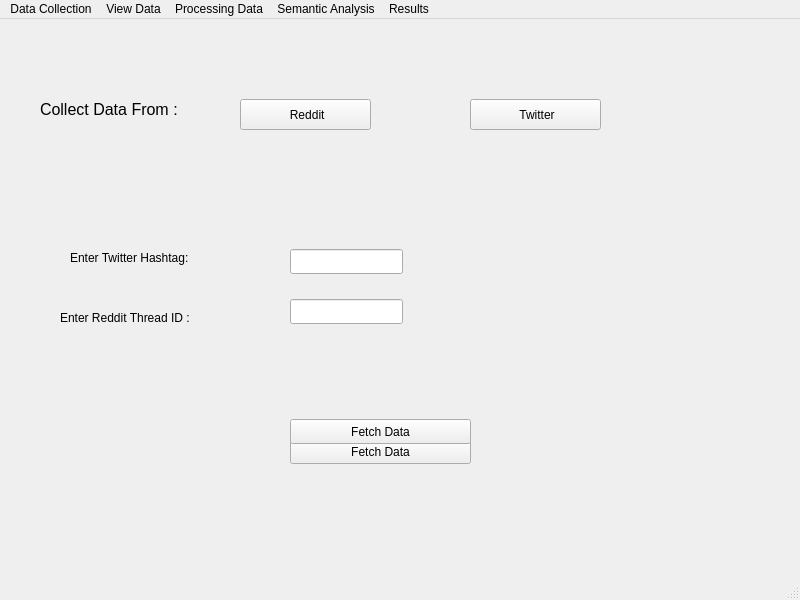
Old version of the form gui/sma.ui in the repository alfinwilliam/Sports-Match-Analysis-using-Social-Media-Mining.
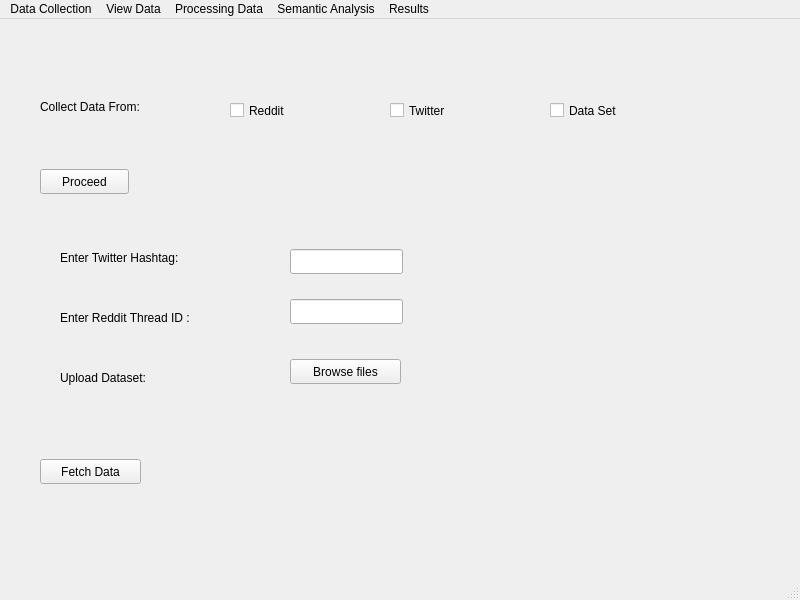
New version of the form. Icons and pictures are not drawn.

Patch:
```diff
--- a/gui/sma.ui
+++ b/gui/sma.ui
@@ -14,70 +14,6 @@
    <string>Sports Match Analyser</string>
   </property>
   <widget class="QWidget" name="centralwidget">
-   <widget class="QLabel" name="collectdatalabel">
-    <property name="geometry">
-     <rect>
-      <x>40</x>
-      <y>70</y>
-      <width>141</width>
-      <height>41</height>
-     </rect>
-    </property>
-    <property name="font">
-     <font>
-      <pointsize>12</pointsize>
-     </font>
-    </property>
-    <property name="text">
-     <string>Collect Data From :</string>
-    </property>
-   </widget>
-   <widget class="QPushButton" name="redditbtn">
-    <property name="geometry">
-     <rect>
-      <x>240</x>
-      <y>80</y>
-      <width>131</width>
-      <height>31</height>
-     </rect>
-    </property>
-    <property name="text">
-     <string> Reddit</string>
-    </property>
-    <property name="icon">
-     <iconset>
-      <normaloff>reddit.jpg</normaloff>reddit.jpg</iconset>
-    </property>
-    <property name="iconSize">
-     <size>
-      <width>18</width>
-      <height>18</height>
-     </size>
-    </property>
-   </widget>
-   <widget class="QPushButton" name="twitterbtn">
-    <property name="geometry">
-     <rect>
-      <x>470</x>
-      <y>80</y>
-      <width>131</width>
-      <height>31</height>
-     </rect>
-    </property>
-    <property name="text">
-     <string> Twitter</string>
-    </property>
-    <property name="icon">
-     <iconset>
-      <normaloff>twitter.jpg</normaloff>twitter.jpg</iconset>
-    </property>
-    <property name="iconSize">
-     <size>
-      <width>20</width>
-      <height>20</height>
-     </size>
-    </property>
-   </widget>
    <widget class="QLineEdit" name="lineEdit_2">
     <property name="geometry">
      <rect>
@@ -101,25 +37,12 @@
      <string>Enter Reddit Thread ID :</string>
     </property>
    </widget>
-   <widget class="QPushButton" name="redditfetchbtn">
-    <property name="geometry">
-     <rect>
-      <x>290</x>
-      <y>420</y>
-      <width>181</width>
-      <height>25</height>
-     </rect>
-    </property>
-    <property name="text">
-     <string>Fetch Data</string>
-    </property>
-   </widget>
    <widget class="QPushButton" name="twitterfetchbtn">
     <property name="geometry">
      <rect>
-      <x>290</x>
-      <y>400</y>
-      <width>181</width>
+      <x>40</x>
+      <y>440</y>
+      <width>101</width>
       <height>25</height>
      </rect>
     </property>
@@ -130,7 +53,7 @@
    <widget class="QLabel" name="twitterhastaglabel">
     <property name="geometry">
      <rect>
-      <x>70</x>
+      <x>60</x>
       <y>230</y>
       <width>161</width>
       <height>17</height>
@@ -150,6 +73,97 @@
      </rect>
     </property>
    </widget>
+   <widget class="QPushButton" name="pbproceed">
+    <property name="geometry">
+     <rect>
+      <x>40</x>
+      <y>150</y>
+      <width>89</width>
+      <height>25</height>
+     </rect>
+    </property>
+    <property name="text">
+     <string>Proceed</string>
+    </property>
+   </widget>
+   <widget class="QCheckBox" name="checkBox">
+    <property name="geometry">
+     <rect>
+      <x>230</x>
+      <y>80</y>
+      <width>92</width>
+      <height>23</height>
+     </rect>
+    </property>
+    <property name="text">
+     <string>Reddit</string>
+    </property>
+   </widget>
+   <widget class="QCheckBox" name="checkBox_2">
+    <property name="geometry">
+     <rect>
+      <x>390</x>
+      <y>80</y>
+      <width>92</width>
+      <height>23</height>
+     </rect>
+    </property>
+    <property name="text">
+     <string>Twitter</string>
+    </property>
+   </widget>
+   <widget class="QCheckBox" name="checkBox_3">
+    <property name="geometry">
+     <rect>
+      <x>550</x>
+      <y>80</y>
+      <width>111</width>
+      <height>23</height>
+     </rect>
+    </property>
+    <property name="text">
+     <string>Data Set</string>
+    </property>
+   </widget>
+   <widget class="QLabel" name="label">
+    <property name="geometry">
+     <rect>
+      <x>60</x>
+      <y>350</y>
+      <width>111</width>
+      <height>17</height>
+     </rect>
+    </property>
+    <property name="text">
+     <string>Upload Dataset:</string>
+    </property>
+   </widget>
+   <widget class="QPushButton" name="pushButton_2">
+    <property name="geometry">
+     <rect>
+      <x>290</x>
+      <y>340</y>
+      <width>111</width>
+      <height>25</height>
+     </rect>
+    </property>
+    <property name="text">
+     <string>Browse files</string>
+    </property>
+   </widget>
+   <widget class="QLabel" name="label_2">
+    <property name="geometry">
+     <rect>
+      <x>40</x>
+      <y>80</y>
+      <width>131</width>
+      <height>16</height>
+     </rect>
+    </property>
+    <property name="text">
+     <string>Collect Data From:</string>
+    </property>
+   </widget>
   </widget>
   <widget class="QMenuBar" name="menubar">
    <property name="geometry">
```
